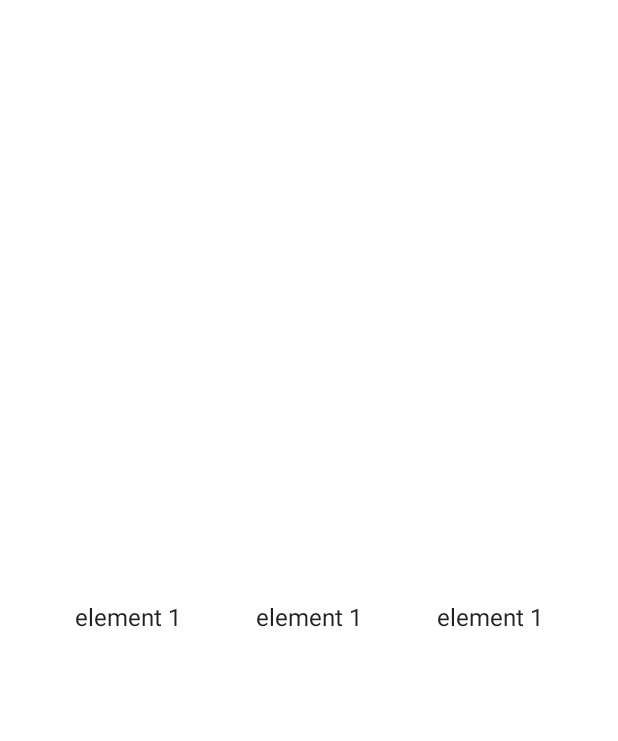
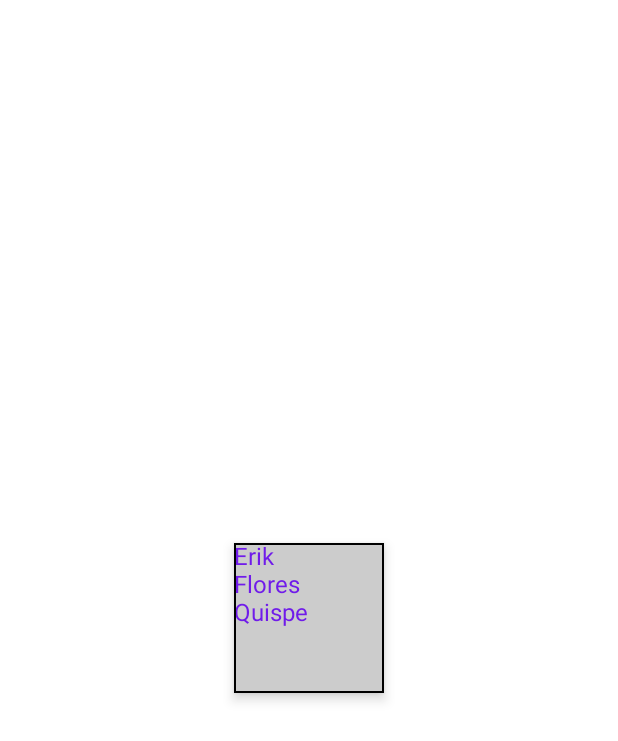
Before and after one commit to erikfloresq/tryJetpackCompose, an Android app built with Jetpack Compose: the screen it shows after launch (MainActivity), on a phone screen of 412 x 824 dp. Shown: the top 741 px of the screen. Run offline under Robolectric (Android 15) with nearby library versions, the phone set to English and light mode, and no system bars.

Commit message:
Add column, box and surface

```diff
--- a/JetBasics/app/src/main/java/dev/erikflores/jetbasics/MainActivity.kt
+++ b/JetBasics/app/src/main/java/dev/erikflores/jetbasics/MainActivity.kt
@@ -19,6 +19,7 @@ import androidx.compose.ui.graphics.Color
 import androidx.compose.ui.graphics.Color.Companion.Blue
 import androidx.compose.ui.graphics.Color.Companion.Green
 import androidx.compose.ui.graphics.Color.Companion.Yellow
+import androidx.compose.ui.graphics.RectangleShape
 import androidx.compose.ui.res.colorResource
 import androidx.compose.ui.res.stringResource
 import androidx.compose.ui.text.font.FontStyle
@@ -35,10 +36,36 @@ class MainActivity : ComponentActivity() {
         setContent {
             JetBasicsTheme {
                 // A surface container using the 'background' color from the theme
-                Surface(color = MaterialTheme.colors.background) {
-                    LayoutScreen()
-                }
+//                Surface(color = MaterialTheme.colors.background) {
+//                    SurfaceScreen()
+//                }
+                SurfaceScreen()
             }
+        }
+    }
+}
+
+@Composable
+fun SurfaceScreen(modifier: Modifier = Modifier) {
+    Box(modifier = modifier.fillMaxSize()) {
+        MySurface(modifier = modifier.align(Alignment.Center))
+    }
+}
+
+@Composable
+fun MySurface(modifier: Modifier) {
+    Surface(
+        modifier = modifier.size(100.dp), // 1
+        shape = RectangleShape,
+        color = Color.LightGray, // 2
+        contentColor = colorResource(id = R.color.purple_500), // 2
+        elevation = 5.dp, // 3
+        border = BorderStroke(1.dp, Color.Black) // 4
+    ) {
+        Column() {
+            Text("Erik")
+            Text("Flores")
+            Text("Quispe")
         }
     }
 }
@@ -46,8 +73,8 @@ class MainActivity : ComponentActivity() {
 @Composable
 fun LayoutScreen() {
     Row(
-        verticalAlignment = Alignment.CenterVertically,
-        horizontalArrangement = Arrangement.SpaceEvenly,
+        verticalAlignment = Alignment.Top,
+        horizontalArrangement = Arrangement.SpaceBetween,
         modifier = Modifier.fillMaxSize()
     ) {
         Text("element 1")
```
